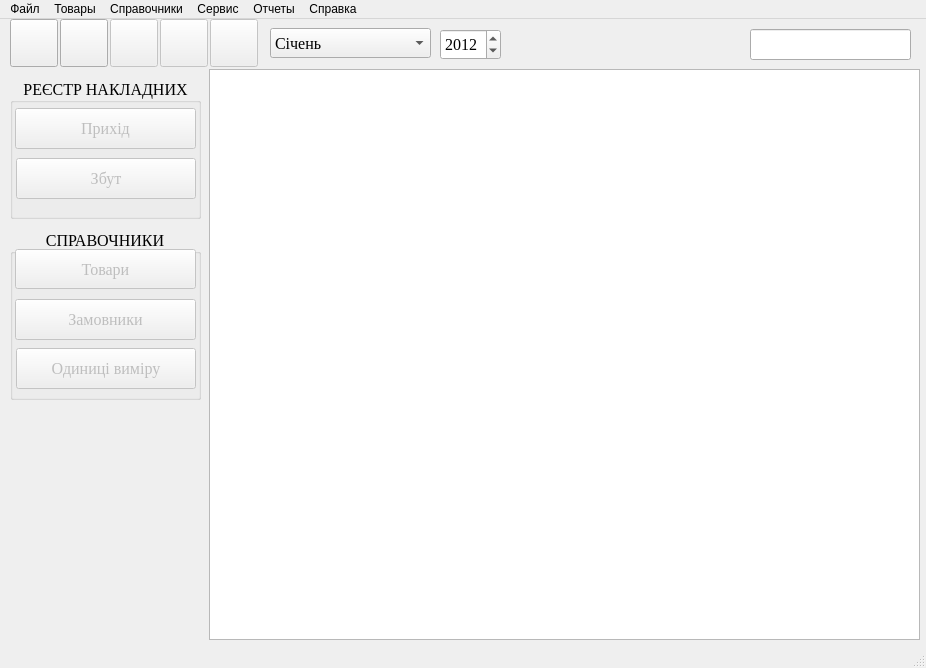
Qt form mainwindow.ui (andrboyko/zbyt) before a commit.
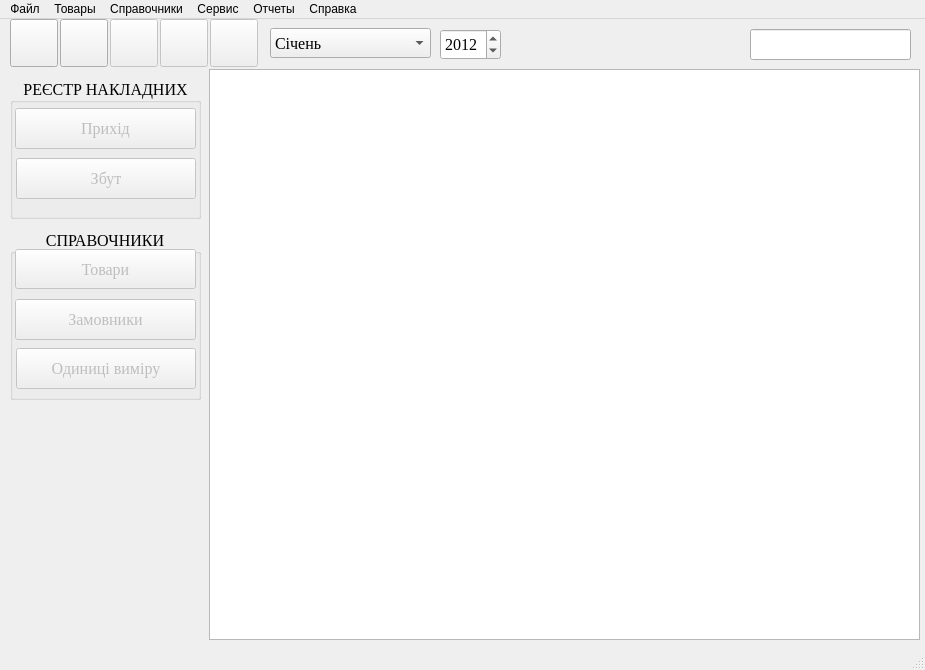
The same form after that commit. Icons and pictures are not drawn.

Patch:
```diff
--- a/mainwindow.ui
+++ b/mainwindow.ui
@@ -6,12 +6,34 @@
    <rect>
     <x>0</x>
     <y>0</y>
-    <width>926</width>
-    <height>668</height>
+    <width>925</width>
+    <height>670</height>
    </rect>
   </property>
+  <property name="minimumSize">
+   <size>
+    <width>925</width>
+    <height>670</height>
+   </size>
+  </property>
+  <property name="maximumSize">
+   <size>
+    <width>925</width>
+    <height>670</height>
+   </size>
+  </property>
   <property name="windowTitle">
-   <string>MainWindow</string>
+   <string>Збут</string>
+  </property>
+  <property name="windowIcon">
+   <iconset resource="ico.qrc">
+    <normaloff>:/ico/fork3256x256.ico</normaloff>:/ico/fork3256x256.ico</iconset>
+  </property>
+  <property name="iconSize">
+   <size>
+    <width>32</width>
+    <height>32</height>
+   </size>
   </property>
   <widget class="QWidget" name="centralwidget">
    <widget class="QTableView" name="tableView">
@@ -583,7 +605,7 @@
     <rect>
      <x>0</x>
      <y>0</y>
-     <width>926</width>
+     <width>925</width>
      <height>21</height>
     </rect>
    </property>
```
Left out of the diff: 2 changed lines with no effect on the pictures.
